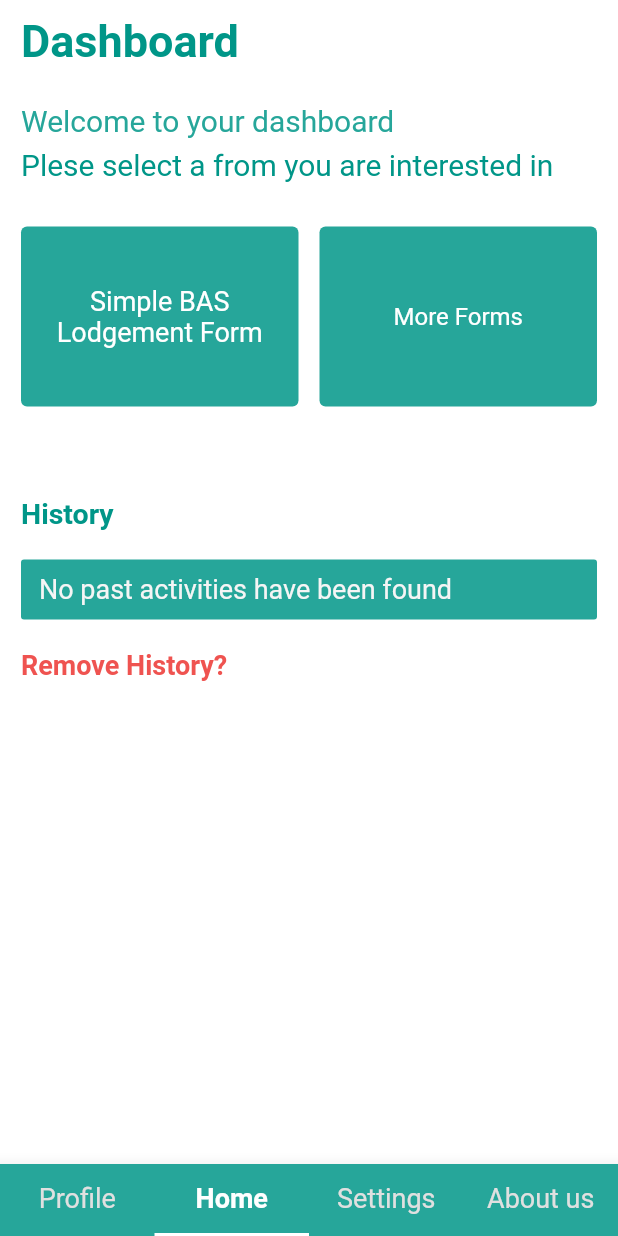
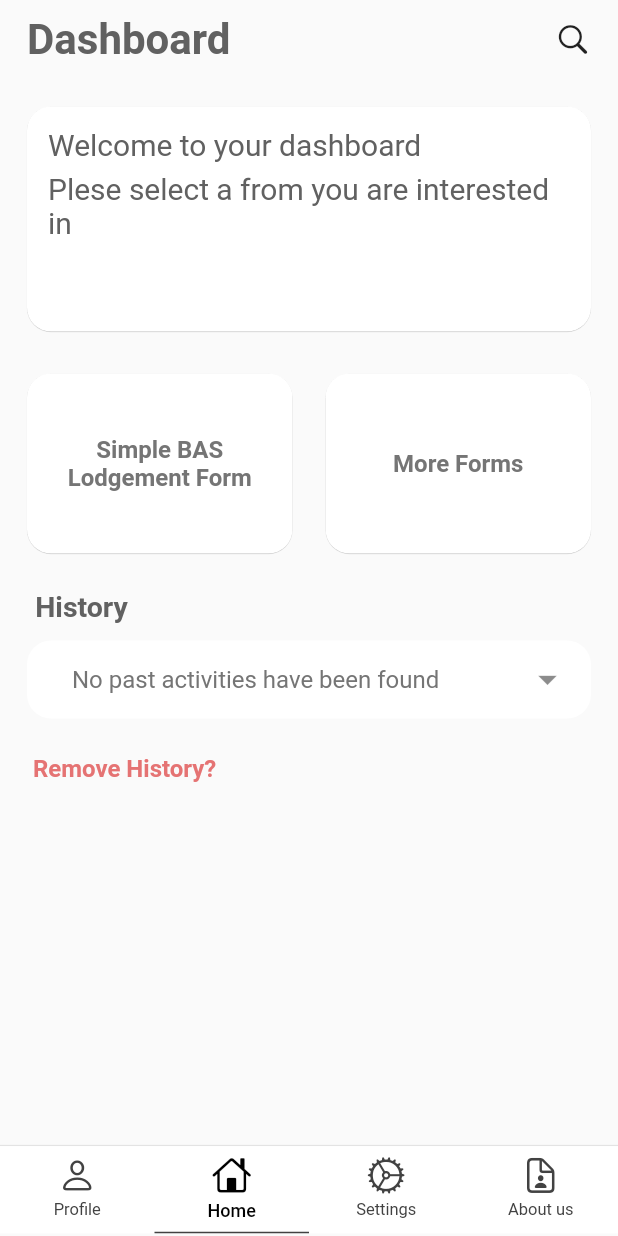
Before and after one commit to tluanga/Btax, a Flutter app: the screen it shows once a user with an empty profile is signed in, on a phone screen of 412 x 824 dp. Run offline on Flutter 3.47's test engine with Material 2 defaults, Android fonts, the light colour scheme and no system bars; our stand-ins replace cloud_firestore, dropdown_button2, firebase_auth, firebase_core, flutter_hooks, flutter_riverpod and 2 more; accounts and stored records are empty.

Commit message:
update dashboard

```diff
--- a/lib/dashboard/ui/dashboard_screen.dart
+++ b/lib/dashboard/ui/dashboard_screen.dart
@@ -1,5 +1,7 @@
 import 'package:btax/common/widget_properties/textStyle.dart';
 import 'package:btax/dashboard/ui/widget/select_form.dart';
+import 'package:btax/user/setup/ui/widget/textformfield_dropdown_button.dart';
+import 'package:flutter/cupertino.dart';
 import 'package:flutter/material.dart';
 import 'package:hooks_riverpod/hooks_riverpod.dart';
 
@@ -9,16 +11,26 @@ class DashboardScreen extends HookConsumerWidget {
   @override
   Widget build(BuildContext context, WidgetRef ref) {
     return Scaffold(
-      backgroundColor: Colors.white,
+      //  backgroundColor: Colors.white,
       body: SafeArea(
         child: Padding(
           padding: const EdgeInsets.only(top: 10.0, left: 14, right: 14),
           child: Column(
             crossAxisAlignment: CrossAxisAlignment.start,
             children: [
+              Padding(
+                padding: const EdgeInsets.symmetric(horizontal: 4),
+                child: Row(
+                  mainAxisAlignment: MainAxisAlignment.spaceBetween,
+                  children: [
                     Text(
                       'Dashboard',
-                style: boldTextStyle(size: 30, color: Colors.teal),
+                      style:
+                          boldTextStyle(size: 28, color: Colors.grey.shade700),
+                    ),
+                    const Icon(CupertinoIcons.search)
+                  ],
+                ),
               ),
               const SizedBox(height: 4),
               // Container(
@@ -28,54 +40,73 @@ class DashboardScreen extends HookConsumerWidget {
               // ),
               const SizedBox(height: 20),
 
+              Card(
+                color: Colors.white,
+                shape: RoundedRectangleBorder(
+                  borderRadius: BorderRadius.circular(16),
+                ),
+                elevation: 0.2,
+                child: Container(
+                  height: 150,
+                  padding: const EdgeInsets.all(14),
+                  child: Column(
+                    crossAxisAlignment: CrossAxisAlignment.start,
+                    children: [
                       Text(
                         'Welcome to your dashboard',
-                style: primaryTextStyle(size: 20, color: Colors.teal.shade400),
+                        style: primaryTextStyle(
+                            size: 20, color: Colors.grey.shade700),
                       ),
                       const SizedBox(height: 6),
                       Text(
                         'Plese select a from you are interested in',
-                style: primaryTextStyle(size: 20, color: Colors.teal),
+                        style: primaryTextStyle(
+                            size: 20, color: Colors.grey.shade700),
                       ),
-              const SizedBox(height: 30),
+                    ],
+                  ),
+                ),
+              ),
+              const SizedBox(height: 20),
               selectForm(),
+              // const Spacer(
+              //   flex: 1,
+              // ),
+
               const SizedBox(height: 20),
 
-              const SizedBox(height: 20),
-              // Container(
-              //   width: MediaQuery.of(context).size.width,
-              //   height: 2,
-              //   color: Colors.grey[900],
-              // ),
+              Text(
+                '  History',
+                style: boldTextStyle(size: 19, color: Colors.grey.shade700),
+              ),
+              const SizedBox(height: 8),
+
+              Card(
+                color: Colors.white,
+                shape: RoundedRectangleBorder(
+                  borderRadius: BorderRadius.circular(16),
+                ),
+                elevation: 0,
+                child: Padding(
+                  padding: const EdgeInsets.all(4),
+                  child: textFormFieldDropdownButton(
+                      ['No past activities have been found'],
+                      'No past activities have been found',
+                      TextEditingController(),
+                      '',
+                      '',
+                      topPadding: 0,
+                      fontSize: 16),
+                ),
+              ),
               const SizedBox(height: 20),
               Text(
-                'History',
-                style: boldTextStyle(size: 19, color: Colors.teal),
+                '  Remove History?',
+                style: boldTextStyle(size: 16, color: Colors.red.shade300),
               ),
-              const SizedBox(height: 20),
-              Container(
-                height: 40,
-                alignment: Alignment.centerLeft,
-                width: double.infinity,
-                decoration: BoxDecoration(
-                  borderRadius: BorderRadius.circular(2),
-                  color: Colors.teal.shade400,
-                  // border: Border.all(color: Colors.grey.shade700),
-                ),
-                padding:
-                    const EdgeInsets.symmetric(horizontal: 12, vertical: 4),
-                child: Text(
-                  'No past activities have been found',
-                  style:
-                      primaryTextStyle(size: 18, color: Colors.grey.shade100),
-                ),
-              ),
-
-              const SizedBox(height: 20),
-              Text(
-                'Remove History?',
-                style: boldTextStyle(size: 18, color: Colors.red.shade400),
-              ),
+              const Spacer(
+                flex: 1,
+              )
             ],
           ),
         ),
--- a/lib/dashboard/ui/widget/select_form.dart
+++ b/lib/dashboard/ui/widget/select_form.dart
@@ -7,16 +7,22 @@ Widget selectForm() {
     mainAxisAlignment: MainAxisAlignment.spaceBetween,
     children: [
       Expanded(
-        child: Container(
+        child: Card(
+          shape: RoundedRectangleBorder(
+            borderRadius: BorderRadius.circular(16),
+          ),
+          elevation: 0.2,
+          color: Colors.white,
+          child: SizedBox(
             height: 120,
-          decoration: BoxDecoration(
-            borderRadius: BorderRadius.circular(4),
-            color: Colors.teal.shade400,
-            // border: Border.all(
-            //   color: Colors.grey.shade600,
-            //   width: 1,
-            // ),
-          ),
+            // decoration: BoxDecoration(
+            //     // borderRadius: BorderRadius.circular(4),
+            //     //  color: Colors.teal.shade400,
+            //     // border: Border.all(
+            //     //   color: Colors.grey.shade600,
+            //     //   width: 1,
+            //     // ),
+            //     ),
             child: Padding(
               padding: const EdgeInsets.all(8.0),
               child: Column(
@@ -26,25 +32,32 @@ Widget selectForm() {
                   Text(
                     'Simple BAS Lodgement Form',
                     textAlign: TextAlign.center,
-                  style: primaryTextStyle(size: 18, color: Colors.white),
+                    style: boldTextStyle(size: 16, color: Colors.grey.shade600),
                   ),
                 ],
               ),
             ),
           ),
         ),
+      ),
       const SizedBox(width: 14),
       Expanded(
-        child: Container(
+        child: Card(
+          shape: RoundedRectangleBorder(
+            borderRadius: BorderRadius.circular(16),
+          ),
+          elevation: 0.2,
+          color: Colors.white,
+          child: SizedBox(
             height: 120,
-          decoration: BoxDecoration(
-            borderRadius: BorderRadius.circular(4),
-            color: Colors.teal.shade400,
-            // border: Border.all(
-            //   color: Colors.grey.shade600,
-            //   width: 1,
+            // decoration: BoxDecoration(
+            //   borderRadius: BorderRadius.circular(4),
+            //   color: Colors.teal.shade400,
+            //   // border: Border.all(
+            //   //   color: Colors.grey.shade600,
+            //   //   width: 1,
+            //   // ),
             // ),
-          ),
             child: Padding(
               padding: const EdgeInsets.all(8.0),
               child: Column(
@@ -54,7 +67,8 @@ Widget selectForm() {
                   Center(
                     child: Text(
                       'More Forms',
-                    style: primaryTextStyle(size: 16, color: Colors.white),
+                      style:
+                          boldTextStyle(size: 16, color: Colors.grey.shade600),
                     ),
                   ),
                 ],
@@ -62,6 +76,7 @@ Widget selectForm() {
             ),
           ),
         ),
+      ),
     ],
   );
 }
--- a/lib/home/ui/home_screen.dart
+++ b/lib/home/ui/home_screen.dart
@@ -2,8 +2,8 @@
 
 import 'package:btax/common/widget_properties/textStyle.dart';
 import 'package:btax/dashboard/ui/dashboard_screen.dart';
-import 'package:btax/user/authencation/controller/auth_controller.dart';
 import 'package:btax/user/ui/user_profile_screen.dart';
+import 'package:flutter/cupertino.dart';
 import 'package:flutter/material.dart';
 import 'package:hooks_riverpod/hooks_riverpod.dart';
 
@@ -12,38 +12,98 @@ class HomeScren extends HookConsumerWidget {
 
   @override
   Widget build(BuildContext context, WidgetRef ref) {
+    double iconSize = 26;
+    double iconPadding = 4;
     //tabbar controller
     return DefaultTabController(
       initialIndex: 1,
       length: 4,
       child: Scaffold(
-          bottomNavigationBar: Material(
-            color: Colors.teal[400],
-            elevation: 10,
+          bottomNavigationBar: SizedBox(
+            height: 61,
+            child: Column(
+              children: [
+                Divider(
+                  height: 1.2,
+                  color: Colors.grey.shade300,
+                ),
+                SizedBox(
+                  height: 58,
+                  child: Material(
+                    color: Colors.white,
+                    // elevation: 50,
                     child: TabBar(
-              indicatorColor: Colors.white,
-              labelStyle: primaryTextStyle(size: 18, weight: FontWeight.w600),
+                      indicatorColor: Colors.grey.shade800,
+                      labelStyle:
+                          primaryTextStyle(size: 12, weight: FontWeight.w500),
                       unselectedLabelStyle: primaryTextStyle(
-                size: 18,
+                        size: 11,
                       ),
-              labelColor: Colors.white,
-              unselectedLabelColor: Colors.grey[300],
-              labelPadding: const EdgeInsets.symmetric(horizontal: 2),
-              tabs: const [
+                      indicatorWeight: 1,
+                      labelColor: Colors.black,
+                      unselectedLabelColor: Colors.grey.shade800,
+                      labelPadding: const EdgeInsets.symmetric(
+                          horizontal: 2, vertical: 6),
+                      tabs: [
                         Tab(
-                  text: 'Profile',
+                          icon: Column(
+                            children: [
+                              Icon(
+                                CupertinoIcons.person,
+                                size: iconSize,
+                              ),
+                              SizedBox(
+                                height: iconPadding,
+                              ),
+                              const Text('Profile'),
+                            ],
+                          ),
                         ),
                         Tab(
-                  //  icon: Icon(Icons.search),
-                  text: 'Home',
+                          icon: Column(
+                            children: [
+                              Icon(
+                                CupertinoIcons.home,
+                                size: iconSize,
+                              ),
+                              SizedBox(
+                                height: iconPadding,
+                              ),
+                              const Text('Home'),
+                            ],
+                          ),
                         ),
                         Tab(
-                  //  icon: Icon(Icons.add),
-                  text: 'Settings',
+                          icon: Column(
+                            children: [
+                              Icon(
+                                CupertinoIcons.settings,
+                                size: iconSize,
+                              ),
+                              SizedBox(
+                                height: iconPadding,
+                              ),
+                              const Text('Settings'),
+                            ],
+                          ),
                         ),
                         Tab(
-                  //  icon: Icon(Icons.add),
-                  text: 'About us',
+                          icon: Column(
+                            children: [
+                              Icon(
+                                CupertinoIcons.doc_person,
+                                size: iconSize,
+                              ),
+                              SizedBox(
+                                height: iconPadding,
+                              ),
+                              const Text('About us'),
+                            ],
+                          ),
+                        ),
+                      ],
+                    ),
+                  ),
                 ),
               ],
             ),
--- a/lib/main.dart
+++ b/lib/main.dart
@@ -26,7 +26,7 @@ class MyApp extends HookConsumerWidget {
       title: 'BTax',
       debugShowCheckedModeBanner: false,
       theme: ThemeData(
-        scaffoldBackgroundColor: Colors.grey.shade100,
+        scaffoldBackgroundColor: Colors.grey.shade50,
         primarySwatch: Colors.blue,
       ),
       home: initialize.when(
--- a/lib/user/repository/user_repository.dart
+++ b/lib/user/repository/user_repository.dart
@@ -1,8 +1,5 @@
-// ignore_for_file: avoid_print
-
 import 'package:btax/user/model/user_model.dart';
 import 'package:cloud_firestore/cloud_firestore.dart';
-import 'package:firebase_auth/firebase_auth.dart';
 import 'package:hooks_riverpod/hooks_riverpod.dart';
 
 final userRepositoryProvider =
--- a/lib/user/setup/ui/widget/textformfield_dropdown_button.dart
+++ b/lib/user/setup/ui/widget/textformfield_dropdown_button.dart
@@ -8,10 +8,12 @@ Widget textFormFieldDropdownButton(
   String hint,
   TextEditingController controller,
   String selectedValue,
-  String errorText,
-) {
+  String errorText, {
+  double topPadding = 12,
+  int fontSize = 14,
+}) {
   return Padding(
-    padding: const EdgeInsets.only(top: 12.0),
+    padding: EdgeInsets.only(top: topPadding),
     child: DropdownButtonFormField2(
       decoration: InputDecoration(
         fillColor: Colors.white,
@@ -33,7 +35,7 @@ Widget textFormFieldDropdownButton(
       ),
       hint: Text(
         hint,
-        style: secondaryTextStyle(),
+        style: secondaryTextStyle(size: fontSize),
       ),
       icon: const Icon(
         Icons.arrow_drop_down,
--- a/lib/user/ui/user_profile_screen.dart
+++ b/lib/user/ui/user_profile_screen.dart
@@ -34,10 +34,10 @@ class UserProfileScreen extends HookConsumerWidget {
                               ref.read(authenticationProvider).signOut();
                             },
                             child: const Text('Logout'))),
-                    const Icon(
+                    Icon(
                       Icons.person_rounded,
                       size: 80,
-                      color: Colors.teal,
+                      color: Colors.grey.shade600,
                     ),
                     const SizedBox(height: 16),
                     userProfileText(user.userFirstName, 'FirstName'),
```
Lines whose indentation alone changed are shown as unchanged.
